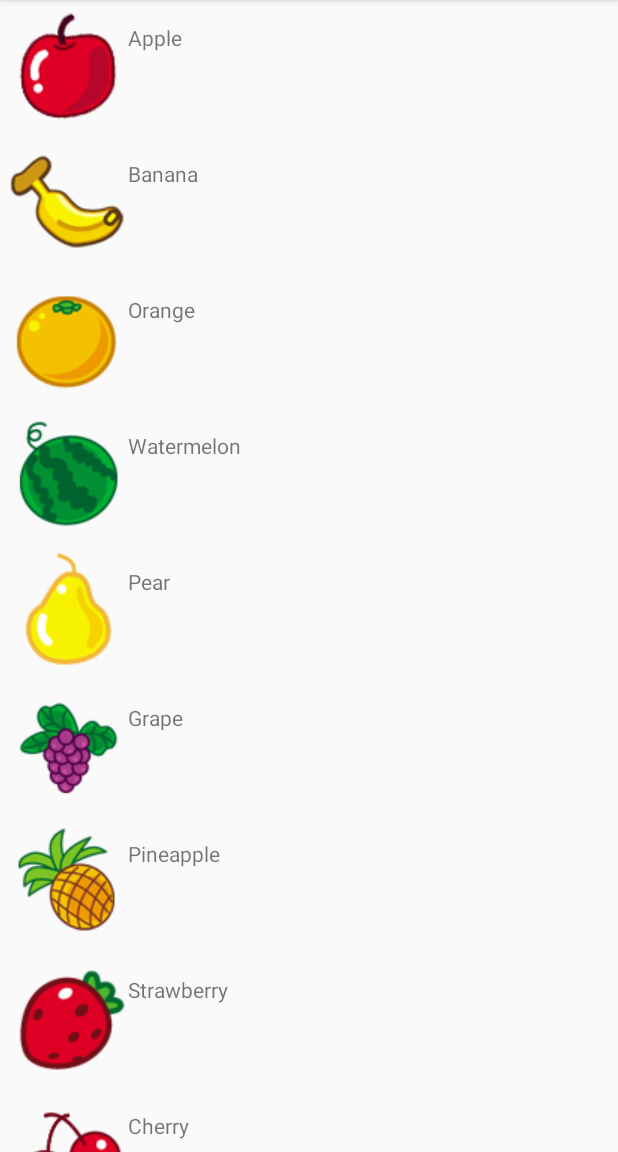
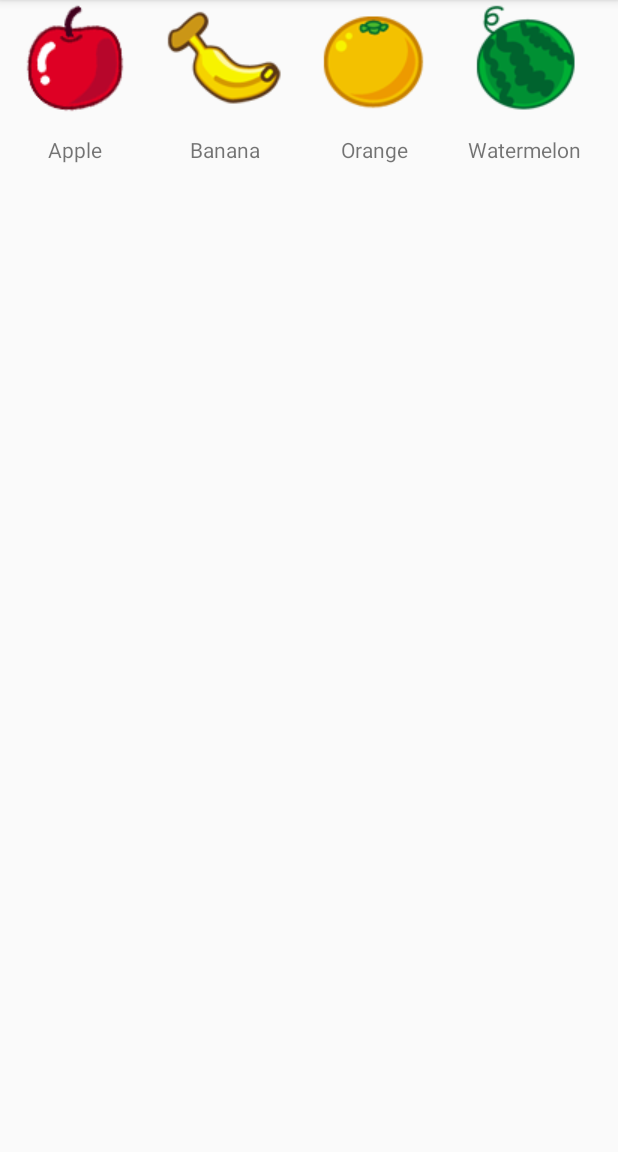
Before and after one commit to mabel-xue/RecyclerViewTest, an Android app: the screen it shows after launch (MainActivity), on a phone screen of 412 x 824 dp, the part 84-1236 px from its top. Run offline under Robolectric (Android 15) with nearby library versions, the phone set to English and light mode, and no system bars.

Commit message:
使用RecyclerView实现横向滚动的效果。

```diff
--- a/app/src/main/java/com/firstline/recyclerviewtest/MainActivity.java
+++ b/app/src/main/java/com/firstline/recyclerviewtest/MainActivity.java
@@ -20,6 +20,7 @@ public class MainActivity extends AppCompatActivity {
         initFruits();   // 初始化水果数据
         RecyclerView recyclerView = (RecyclerView) findViewById(R.id.recycler_view);
         LinearLayoutManager layoutManager = new LinearLayoutManager(this);
+        layoutManager.setOrientation(LinearLayoutManager.HORIZONTAL);
         recyclerView.setLayoutManager(layoutManager);
         FruitAdapter adapter = new FruitAdapter(fruitList);
         recyclerView.setAdapter(adapter);
--- a/app/src/main/res/layout/fruit_item.xml
+++ b/app/src/main/res/layout/fruit_item.xml
@@ -1,19 +1,20 @@
 <?xml version="1.0" encoding="utf-8"?>
 <LinearLayout xmlns:android="http://schemas.android.com/apk/res/android"
-    android:orientation="horizontal"
-    android:layout_width="match_parent"
-    android:layout_height="wrap_content"
-    android:layout_margin="5dp" >
+    android:orientation="vertical"
+    android:layout_width="100dp"
+    android:layout_height="wrap_content">
 
     <ImageView
         android:id="@+id/fruit_image"
         android:layout_width="wrap_content"
-        android:layout_height="wrap_content"/>
+        android:layout_height="wrap_content"
+        android:layout_gravity="center_horizontal"/>
 
     <TextView
         android:id="@+id/fruit_name"
-        android:layout_width="match_parent"
-        android:layout_height="match_parent"
+        android:layout_width="wrap_content"
+        android:layout_height="wrap_content"
+        android:layout_gravity="center_horizontal"
         android:layout_marginTop="10dp"/>
 
 </LinearLayout>
```
